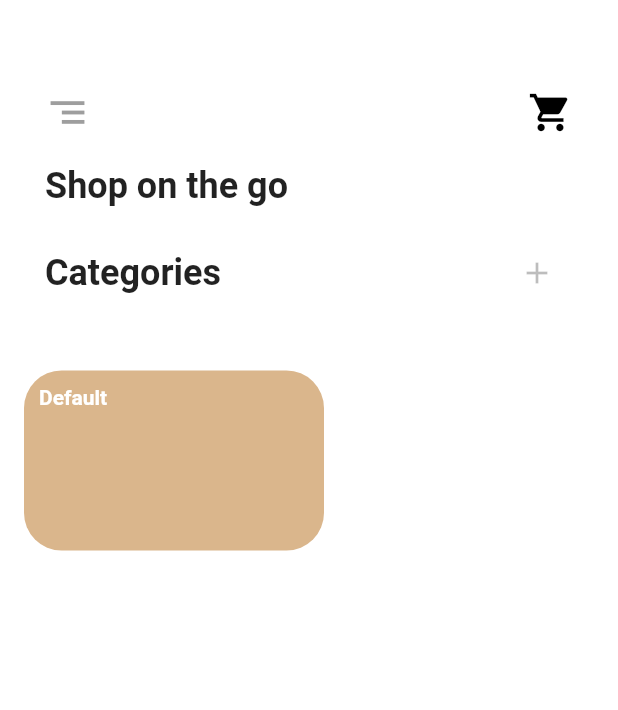
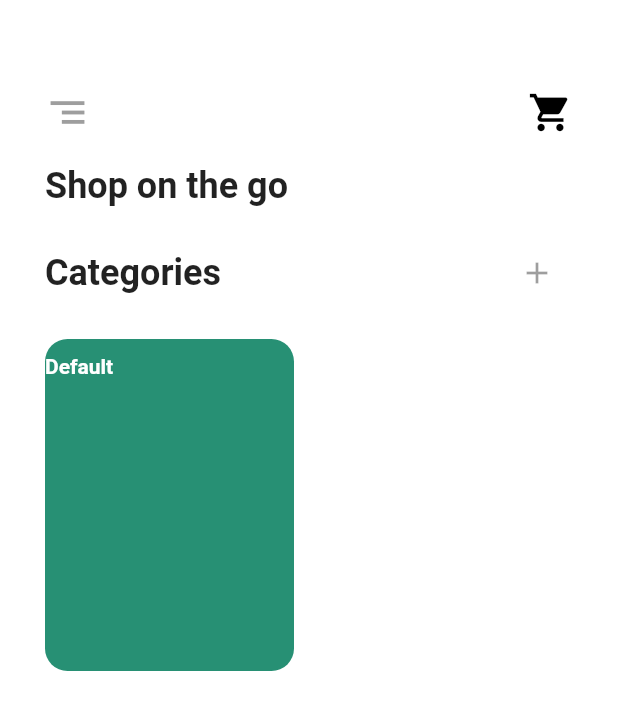
Before and after one commit to catalino-dev/marketly, a Flutter app: the screen it shows after launch, on a phone screen of 412 x 824 dp. Shown: the top 710 px of the screen. Run offline on Flutter 3.47's test engine with Material 2 defaults, Android fonts, the phone set to English and light mode, and no system bars; our stand-ins replace hive, hive_flutter; accounts and stored records are empty; generated files the repository leaves out were written again.

Commit message:
Update screens to have single database object
- Rebuild android and ios builds

```diff
--- a/lib/category/category.dart
+++ /dev/null
@@ -1 +0,0 @@
-export 'category_model.dart';
--- a/lib/category/category_model.dart
+++ /dev/null
@@ -1,15 +0,0 @@
-import 'package:hive/hive.dart';
-import 'package:meta/meta.dart';
-
-part 'category_model.g.dart';
-
-@HiveType(typeId: 0)
-class Category {
-
-  @HiveField(0)
-  final String name;
-
-  const Category({
-    @required this.name
-  });
-}
--- a/lib/item/item.dart
+++ /dev/null
@@ -1 +0,0 @@
-export 'item_model.dart';
--- /dev/null
+++ b/lib/models/grocery_items_model.dart
@@ -0,0 +1,20 @@
+import 'package:hive/hive.dart';
+import 'package:marketly/models/item_model.dart';
+import 'package:meta/meta.dart';
+
+part 'grocery_items_model.g.dart';
+
+@HiveType(typeId: 0)
+class GroceryItems {
+
+  @HiveField(0)
+  final String category;
+
+  @HiveField(1)
+  List<Item> items;
+
+  GroceryItems({
+    @required this.category,
+    this.items
+  });
+}
--- /dev/null
+++ b/lib/models/models.dart
@@ -0,0 +1,2 @@
+export 'grocery_items_model.dart';
+export 'item_model.dart';
--- a/lib/screens/home_screen.dart
+++ b/lib/screens/home_screen.dart
@@ -1,10 +1,10 @@
 import 'package:flutter/material.dart';
 import 'package:flutter/services.dart';
 import 'package:hive/hive.dart';
-import 'package:marketly/category/category.dart';
-import 'package:marketly/item/item.dart';
 import 'package:marketly/main.dart';
-import 'package:marketly/screens/category_items_screen.dart';
+import 'package:marketly/models/models.dart';
+import 'package:marketly/screens/screens.dart';
+import 'package:marketly/widgets/list-header.dart';
 import 'package:marketly/widgets/widgets.dart';
 
 class HomeScreen extends StatefulWidget {
@@ -12,12 +12,9 @@ class HomeScreen extends StatefulWidget {
   _HomeScreenState createState() => _HomeScreenState();
 }
 
-class _HomeScreenState extends State<HomeScreen> with SingleTickerProviderStateMixin {
+class _HomeScreenState extends State<HomeScreen> {
 
-  final String cartBoxName = 'cart';
-
-  Box<Category> categories;
-  Box<Item> cart;
+  Box<GroceryItems> cart;
 
   final TrackingScrollController _trackingScrollController = TrackingScrollController();
   int selectedPage = 0;
@@ -62,6 +59,7 @@ class _HomeScreenMobile extends StatelessWidget {
     return AnnotatedRegion<SystemUiOverlayStyle>(
       value: SystemUiOverlayStyle.dark,
       child: ListView(
+        shrinkWrap: true,
         padding: EdgeInsets.symmetric(vertical: 60.0),
         children: <Widget>[
           Padding(
@@ -94,120 +92,72 @@ class _HomeScreenMobile extends StatelessWidget {
             ),
           ),
           SizedBox(height: 20.0),
-          Padding(
-            padding: const EdgeInsets.symmetric(horizontal: 30),
-            child: Row(
-              mainAxisAlignment: MainAxisAlignment.spaceBetween,
-              children: <Widget>[
-                Text(
-                  "Categories",
-                  style: TextStyle(
-                    fontWeight: FontWeight.bold,
-                    fontSize: 24,
+          ListHeader(
+            headerText: 'Categories',
+            press: () => Navigator.of(context).push(
+              MaterialPageRoute(
+                builder: (_) => GroceryItemsScreen(),
               ),
             ),
-                IconButton(
-                  icon: Icon(Icons.add, color: Colors.black26),
-                  onPressed: null,
           ),
-              ],
-            ),
-          ),
-          Container(
-            height: 200,
-            margin: EdgeInsets.symmetric(vertical: 16),
-            child: FutureBuilder<Box<Category>>(
-                future: Hive.openBox(categoriesBoxName),
+          SizedBox(height: 20.0),
+          Expanded(
+            child: Padding(
+              padding: EdgeInsets.only(left: 30, right: 30),
+              child: FutureBuilder<Box<GroceryItems>>(
+                  future: Hive.openBox(cartBoxName),
                   builder: (context, snapshot) {
-                  int defaultValueCount = snapshot.data.length;
+                    if (snapshot.connectionState != ConnectionState.done) {
+                      return CircularProgressIndicator();
+                    }
+                    int categorySize = snapshot.data != null ? snapshot.data.length : 0;
                     bool toCreateDefaultCategory = false;
-                  print(snapshot.data);
 
-                  if (defaultValueCount == 0) {
-                    defaultValueCount = 1;
+                    if (categorySize == 0) {
+                      categorySize = 1;
                       toCreateDefaultCategory = true;
                     }
+                    print('---------------------------');
+                    print(categorySize);
 
-                  return ListView.builder(
-                    itemCount: defaultValueCount,
-                    scrollDirection: Axis.horizontal,
-                    physics: BouncingScrollPhysics(),
-                    padding: EdgeInsets.symmetric(horizontal: 16),
+                    return GridView.builder(
+                      scrollDirection: Axis.vertical,
+                      shrinkWrap: true,
+                      itemCount: 1,
+                      gridDelegate: SliverGridDelegateWithFixedCrossAxisCount(
+                        crossAxisCount: 2,
+                        mainAxisSpacing: 20.0,
+                        crossAxisSpacing: 20.0,
+                        childAspectRatio: 0.75,
+                      ),
                       itemBuilder: (context, index) {
-                      Category category;
+                        GroceryItems groceryItems;
                         if (toCreateDefaultCategory) {
-                        category = Category(name: 'Default');
+                          groceryItems = GroceryItems(category: 'Default');
                         } else {
-                        category = snapshot.data.get(index);
+                          groceryItems = snapshot.data.get(index);
                         }
+                        print('--------------');
+                        print(groceryItems);
 
-                      return GestureDetector(
-                        onTap: () {
+                        return CategoryCard(
+                          category: groceryItems,
+                          press: () {
                             Navigator.of(context).push(
                               MaterialPageRoute(
-                              builder: (_) => CategoryItemsScreen(),
+                                builder: (_) => GroceryItemsScreen(groceryItems: groceryItems),
                               ),
                             );
                           },
-                        child: Container(
-                          width: 200,
-                          margin: EdgeInsets.only(right: 16),
-                          child: Stack(
-                            children: <Widget>[
-                              Padding(
-                                padding: EdgeInsets.only(top: 25),
-                                child: _buildBackground(category, 230),
-                              ),
-                            ],
-                          ),
-                        ),
                         );
                       },
                     );
                   }
               ),
+            )
           ),
-          SizedBox(height: 20.0),
-          // Container(
-          //   height: 400.0,
-          //   width: double.infinity,
-          //   child: PageView.builder(
-          //     controller: pageController,
-          //     onPageChanged: (int index) {
-          //     },
-          //     itemCount: 2,
-          //     itemBuilder: (BuildContext context, int index) {
-          //       return _itemSelector(context, index);
-          //     },
-          //   ),
-          // ),
         ],
       ),
     );
   }
-
-  Widget _buildBackground(Category category, double width) {
-    return Container(
-      padding: EdgeInsets.only(left: 10.0, right: 20.0),
-      height: 120.0,
-      width: 225.0,
-      decoration: BoxDecoration(
-          borderRadius: BorderRadius.circular(25.0),
-          color: Color(0xFFDAB68C)
-      ),
-      child: Column(
-        crossAxisAlignment: CrossAxisAlignment.start,
-        children: <Widget>[
-          SizedBox(height: 10.0),
-          Text(
-            category.name,
-            style: TextStyle(
-                fontSize: 14.0,
-                fontWeight: FontWeight.bold,
-                color: Colors.white),
-          ),
-        ]
-      ),
-    );
 }
-}
--- a/lib/screens/nav_screen.dart
+++ b/lib/screens/nav_screen.dart
@@ -1,9 +1,6 @@
 import 'package:flutter/material.dart';
-import 'package:marketly/screens/item_screen.dart';
 import 'package:marketly/screens/screens.dart';
-import 'package:marketly/widgets/bottom-bar.dart';
 import 'package:marketly/widgets/widgets.dart';
-import 'package:material_design_icons_flutter/material_design_icons_flutter.dart';
 
 class NavScreen extends StatefulWidget {
   @override
@@ -12,20 +9,10 @@ class NavScreen extends StatefulWidget {
 
 class _NavScreenState extends State<NavScreen> {
   final List<Widget> _screens = [
-    HomeScreen(),
-    Scaffold(),
-    Scaffold(),
-    Scaffold(),
-    Scaffold(),
-    Scaffold(),
+    HomeScreen()
   ];
   final List<IconData> _icons = const [
-    Icons.home,
-    Icons.ondemand_video,
-    MdiIcons.accountCircleOutline,
-    MdiIcons.accountGroupOutline,
-    MdiIcons.bellOutline,
-    Icons.menu,
+    Icons.home
   ];
   int _selectedIndex = 0;
 
--- a/lib/screens/screens.dart
+++ b/lib/screens/screens.dart
@@ -1,4 +1,4 @@
 export 'home_screen.dart';
 export 'nav_screen.dart';
-export 'category_items_screen.dart';
+export 'grocery_items_screen.dart';
 export 'item_screen.dart';
--- a/lib/widgets/category_card.dart
+++ b/lib/widgets/category_card.dart
@@ -1,47 +1,42 @@
 import 'package:flutter/material.dart';
+import 'package:marketly/config/palette.dart';
+import 'package:marketly/models/models.dart';
 
 class CategoryCard extends StatelessWidget {
-  final String category;
+  final GroceryItems category;
   final Function press;
 
   const CategoryCard({
     Key key,
-    @required this.category,
+    this.category,
     this.press,
   }) : super(key: key);
 
   @override
   Widget build(BuildContext context) {
-    return LayoutBuilder(
-      builder: (context, constraints) {
     return GestureDetector(
       onTap: press,
       child: Container(
-            width: constraints.maxWidth,
+        height: 125.0,
+        width: 225.0,
         decoration: BoxDecoration(
-              color: Colors.white,
-              borderRadius: BorderRadius.circular(8),
+            borderRadius: BorderRadius.circular(15.0),
+            color: Palette.primary
         ),
-            child: SingleChildScrollView(
         child: Column(
+            crossAxisAlignment: CrossAxisAlignment.start,
             children: <Widget>[
-                  Padding(
-                    padding: const EdgeInsets.all(10.0),
-                    child: Row(
-                      children: <Widget>[
+              SizedBox(height: 10.0),
               Text(
-                          category,
-                          maxLines: 1
-                        )
-                      ],
+                category.category,
+                style: TextStyle(
+                    fontSize: 14.0,
+                    fontWeight: FontWeight.bold,
+                    color: Colors.white),
               ),
-                  ),
-                ],
-              ),
+            ]
         ),
       ),
     );
-      },
-    );
   }
 }
--- /dev/null
+++ b/lib/widgets/list-header.dart
@@ -0,0 +1,36 @@
+import 'package:flutter/material.dart';
+
+class ListHeader extends StatelessWidget {
+
+  final String headerText;
+  final Function press;
+
+  const ListHeader({
+    Key key,
+    this.headerText,
+    this.press,
+  }) : super(key: key);
+
+  @override
+  Widget build(BuildContext context) {
+    return Padding(
+      padding: const EdgeInsets.symmetric(horizontal: 30),
+      child: Row(
+        mainAxisAlignment: MainAxisAlignment.spaceBetween,
+        children: <Widget>[
+          Text(
+            headerText,
+            style: TextStyle(
+              fontWeight: FontWeight.bold,
+              fontSize: 24,
+            ),
+          ),
+          IconButton(
+            icon: Icon(Icons.add, color: Colors.black38),
+            onPressed: press,
+          ),
+        ],
+      ),
+    );
+  }
+}
--- a/lib/widgets/widgets.dart
+++ b/lib/widgets/widgets.dart
@@ -1,4 +1,6 @@
 export 'grocery_list_container.dart';
 export 'responsive.dart';
+export 'list-header.dart';
+export 'bottom-bar.dart';
 export 'custom_app_bar.dart';
 export 'category_card.dart';
```
Also changed, not shown: lib/data/data.dart (deleted, +0 -8 lines), lib/main.dart (+4 -7 lines), lib/screens/category_items_screen.dart (deleted, +0 -206 lines), lib/screens/grocery_items_screen.dart (added, +205 -0 lines), lib/screens/item_screen.dart (+8 -5 lines), lib/widgets/grocery_list_container.dart (+3 -5 lines), lib/models/grocery_items_model.g.dart, lib/models/item_model.dart (renamed from lib/item/item_model.dart), lib/models/item_model.g.dart (renamed from lib/item/item_model.g.dart), 1 other file. Lines whose indentation alone changed are shown as unchanged.
